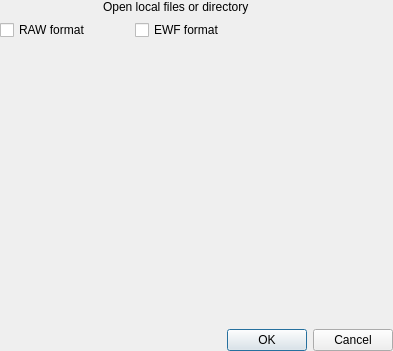
Above: ui/gui/resources/evidencedialog.ui from halbbob/dff before the change. Below: the same form after it.
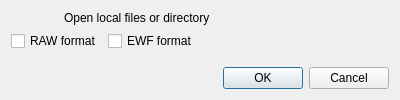
That is the form after the change. Icons and pictures are not drawn.

Commit message: Resize layouts inside the dialog

The edit to the form file:
```diff
--- a/ui/gui/resources/evidencedialog.ui
+++ b/ui/gui/resources/evidencedialog.ui
@@ -5,19 +5,11 @@
   <property name="windowModality">
    <enum>Qt::NonModal</enum>
   </property>
-  <property name="geometry">
-   <rect>
-    <x>0</x>
-    <y>0</y>
-    <width>393</width>
-    <height>351</height>
-   </rect>
-  </property>
-  <property name="sizePolicy">
-   <sizepolicy hsizetype="Minimum" vsizetype="Minimum">
-    <horstretch>0</horstretch>
-    <verstretch>0</verstretch>
-   </sizepolicy>
+  <property name="minimumSize">
+   <size>
+    <width>400</width>
+    <height>0</height>
+   </size>
   </property>
   <property name="windowTitle">
    <string>Select evidence type</string>
@@ -25,31 +17,9 @@
   <property name="sizeGripEnabled">
    <bool>false</bool>
   </property>
-  <widget class="QWidget" name="layoutWidget">
-   <property name="geometry">
-    <rect>
-     <x>0</x>
-     <y>0</y>
-     <width>393</width>
-     <height>351</height>
-    </rect>
-   </property>
-   <layout class="QVBoxLayout" name="verticalLayout_3">
-    <item>
-     <layout class="QVBoxLayout" name="verticalLayout_2">
-      <property name="sizeConstraint">
-       <enum>QLayout::SetNoConstraint</enum>
-      </property>
-      <item>
-       <layout class="QVBoxLayout" name="verticalLayout">
-        <property name="sizeConstraint">
-         <enum>QLayout::SetNoConstraint</enum>
-        </property>
-        <item>
+  <layout class="QGridLayout" name="gridLayout">
+   <item row="0" column="0">
          <layout class="QHBoxLayout" name="horizontalLayout">
-          <property name="sizeConstraint">
-           <enum>QLayout::SetNoConstraint</enum>
-          </property>
           <item>
            <widget class="QLabel" name="label_3">
             <property name="sizePolicy">
@@ -70,7 +40,7 @@
            <widget class="QLabel" name="label">
             <property name="sizePolicy">
              <sizepolicy hsizetype="Preferred" vsizetype="Preferred">
-              <horstretch>3</horstretch>
+         <horstretch>7</horstretch>
               <verstretch>0</verstretch>
              </sizepolicy>
             </property>
@@ -81,11 +51,8 @@
           </item>
          </layout>
         </item>
-        <item>
+   <item row="1" column="0">
          <layout class="QHBoxLayout" name="horizontalLayout_2">
-          <property name="sizeConstraint">
-           <enum>QLayout::SetNoConstraint</enum>
-          </property>
           <item>
            <widget class="QCheckBox" name="rawcheck">
             <property name="sizePolicy">
@@ -105,8 +72,8 @@
           <item>
            <widget class="QCheckBox" name="ewfcheck">
             <property name="sizePolicy">
-             <sizepolicy hsizetype="Minimum" vsizetype="Fixed">
-              <horstretch>2</horstretch>
+        <sizepolicy hsizetype="Minimum" vsizetype="Minimum">
+         <horstretch>7</horstretch>
               <verstretch>0</verstretch>
              </sizepolicy>
             </property>
@@ -120,9 +87,7 @@
           </item>
          </layout>
         </item>
-       </layout>
-      </item>
-      <item>
+   <item row="2" column="0">
        <widget class="QWidget" name="pathselector" native="true">
         <property name="sizePolicy">
          <sizepolicy hsizetype="Preferred" vsizetype="Preferred">
@@ -132,9 +97,7 @@
         </property>
        </widget>
       </item>
-     </layout>
-    </item>
-    <item>
+   <item row="3" column="0">
      <widget class="QDialogButtonBox" name="buttonBox">
       <property name="orientation">
        <enum>Qt::Horizontal</enum>
@@ -145,7 +108,6 @@
      </widget>
     </item>
    </layout>
-  </widget>
   <action name="actionAdd_evidence_directory">
    <property name="text">
     <string>Add evidence directory</string>
```
Lines whose indentation alone changed are shown as unchanged.
